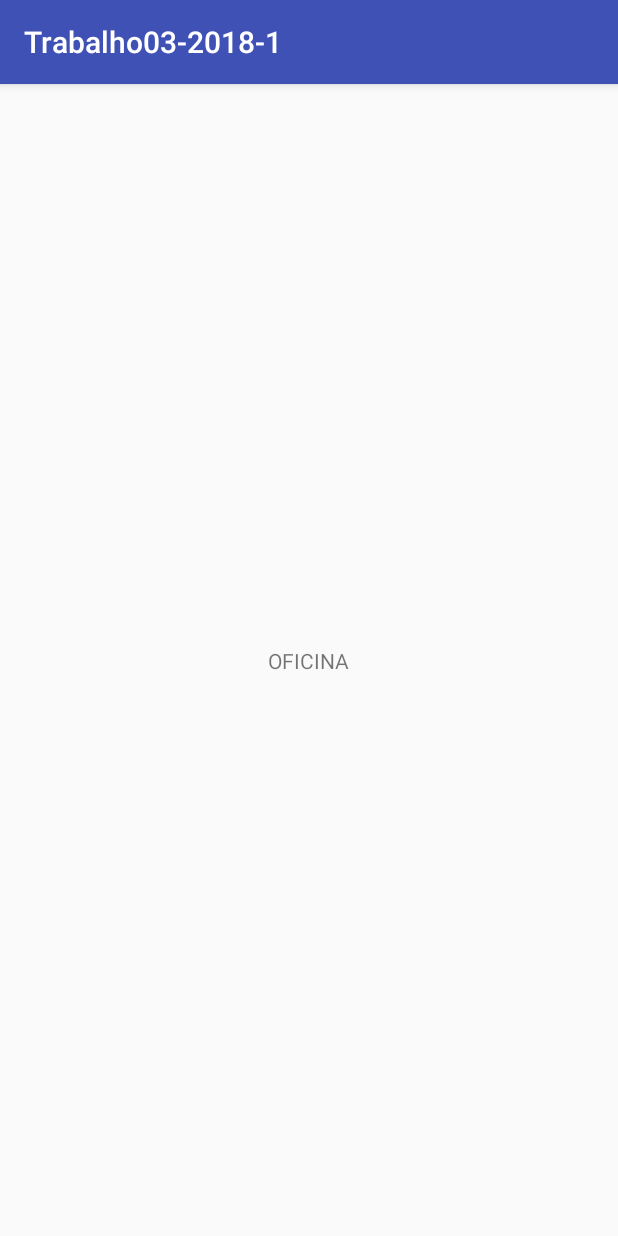
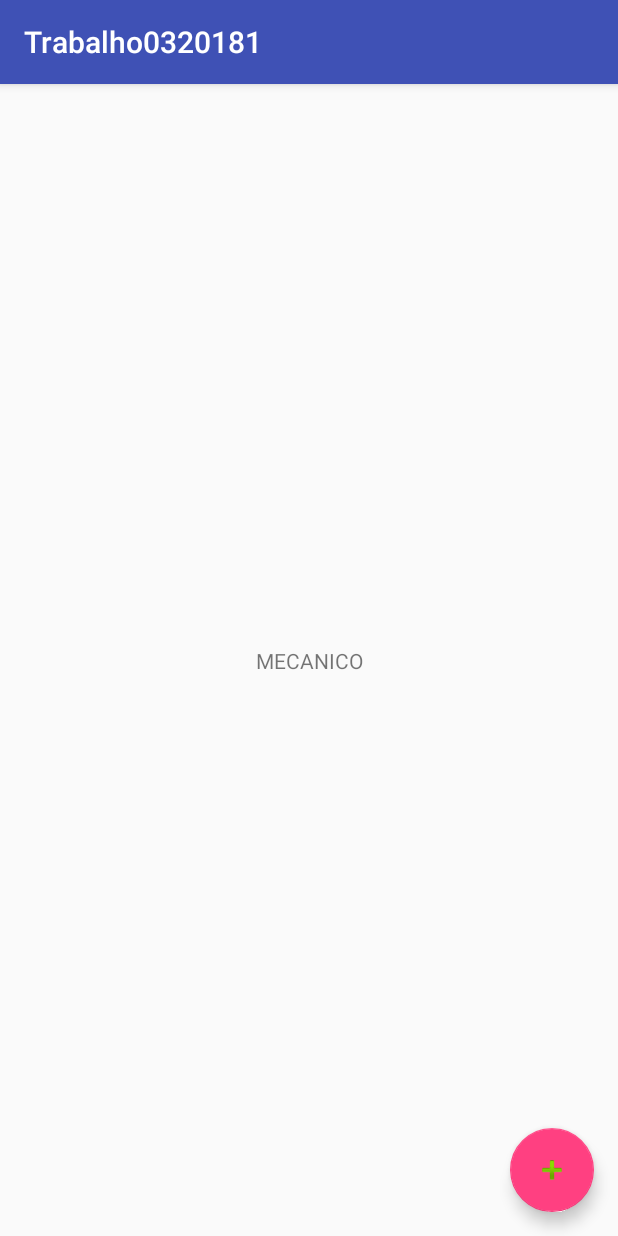
Before and after one commit to dsgeverton/Trabalho03-2018-1, an Android app: the OficinaActivity screen opened directly, with no data from a screen before it, on a phone screen of 412 x 824 dp. Run offline under Robolectric (Android 15) with nearby library versions, the phone set to English and light mode, and no system bars; libraries missing offline, so code that uses them is left out: io.realm; 5 statements that could not run were skipped.

Commit message:
Mecanico and Oficina class has been defined

```diff
--- a/app/build.gradle
+++ b/app/build.gradle
@@ -26,4 +26,6 @@ dependencies {
     testImplementation 'junit:junit:4.12'
     androidTestImplementation 'com.android.support.test:runner:1.0.2'
     androidTestImplementation 'com.android.support.test.espresso:espresso-core:3.0.2'
+    implementation 'com.android.support:recyclerview-v7:27.1.0'
+    implementation 'com.android.support:design:28.0.0-alpha1'
 }
--- a/app/src/main/AndroidManifest.xml
+++ b/app/src/main/AndroidManifest.xml
@@ -18,7 +18,9 @@
             </intent-filter>
         </activity>
         <activity android:name=".activity.MecanicoActivity" />
-        <activity android:name=".activity.OficinaActivity"></activity>
+        <activity android:name=".activity.OficinaActivity" />
+        <activity android:name=".activity.MecanicoDetalhesActivity" />
+        <activity android:name=".activity.OficinaDetalhesActivity"></activity>
     </application>
 
 </manifest>
--- a/app/src/main/java/pooa20181/iff/edu/br/trabalho03_2018_1/activity/OficinaActivity.java
+++ b/app/src/main/java/pooa20181/iff/edu/br/trabalho03_2018_1/activity/OficinaActivity.java
@@ -1,15 +1,63 @@
 package pooa20181.iff.edu.br.trabalho03_2018_1.activity;
 
+import android.content.Intent;
+import android.os.Bundle;
+import android.support.design.widget.FloatingActionButton;
 import android.support.v7.app.AppCompatActivity;
-import android.os.Bundle;
+import android.support.v7.widget.LinearLayoutManager;
+import android.support.v7.widget.RecyclerView;
+import android.view.View;
+import java.util.List;
+import io.realm.Realm;
+import pooa20181.iff.edu.br.trabalho03_2018_1.R;
+import pooa20181.iff.edu.br.trabalho03_2018_1.adapter.ClickRecyclerViewListener;
+import pooa20181.iff.edu.br.trabalho03_2018_1.adapter.OficinaAdapter;
+import pooa20181.iff.edu.br.trabalho03_2018_1.model.Oficina;
 
-import pooa20181.iff.edu.br.trabalho03_2018_1.R;
+public class OficinaActivity extends AppCompatActivity implements ClickRecyclerViewListener{
 
-public class OficinaActivity extends AppCompatActivity {
+    private Realm realm;
 
     @Override
     protected void onCreate(Bundle savedInstanceState) {
         super.onCreate(savedInstanceState);
-        setContentView(R.layout.activity_oficina);
+        setContentView(R.layout.activity_mecanico);
+
+        realm = Realm.getDefaultInstance();
+        FloatingActionButton fab = findViewById(R.id.fabOficina);
+        fab.setOnClickListener(new View.OnClickListener() {
+            @Override
+            public void onClick(View view) {
+                Intent intent = new Intent(OficinaActivity.this, OficinaDetalhesActivity.class);
+                intent.putExtra("id",0);
+                startActivity(intent);
+            }
+        });
+    }
+
+    private List<Oficina> getOficinas(){
+        return realm.where(Oficina.class).findAll();
+    }
+
+    @Override
+    public void onClick(Object object) {
+        Oficina oficina = (Oficina) object;
+        Intent intent = new Intent(OficinaActivity.this, OficinaDetalhesActivity.class);
+        intent.putExtra("id", oficina.getId());
+        startActivity(intent);
+    }
+
+    protected void onResume() {
+        super.onResume();
+        RecyclerView recyclerView = findViewById(R.id.rv_Oficina);
+        recyclerView.setAdapter(new OficinaAdapter(getOficinas(),this, this));
+        RecyclerView.LayoutManager layout = new LinearLayoutManager(this,
+                LinearLayoutManager.VERTICAL, false);
+        recyclerView.setLayoutManager(layout);
+    }
+
+    @Override
+    public void finish(){
+        realm.close();
     }
 }
--- a/app/src/main/res/layout/activity_mecanico.xml
+++ b/app/src/main/res/layout/activity_mecanico.xml
@@ -19,4 +19,15 @@
         app:layout_constraintEnd_toEndOf="parent"
         app:layout_constraintStart_toStartOf="parent"
         app:layout_constraintTop_toTopOf="parent" />
+
+    <android.support.design.widget.FloatingActionButton
+        android:id="@+id/fabMecanico"
+        android:layout_width="wrap_content"
+        android:layout_height="wrap_content"
+        android:layout_marginBottom="16dp"
+        android:layout_marginEnd="16dp"
+        android:clickable="true"
+        app:layout_constraintBottom_toBottomOf="parent"
+        app:layout_constraintEnd_toEndOf="parent"
+        app:srcCompat="@android:drawable/ic_input_add" />
 </android.support.constraint.ConstraintLayout>
--- a/app/src/main/res/layout/cardview_mecanico.xml
+++ b/app/src/main/res/layout/cardview_mecanico.xml
@@ -1,7 +1,6 @@
 <?xml version="1.0" encoding="utf-8"?>
 <android.support.constraint.ConstraintLayout xmlns:android="http://schemas.android.com/apk/res/android"
     xmlns:app="http://schemas.android.com/apk/res-auto"
-    xmlns:tools="http://schemas.android.com/tools"
     android:layout_width="match_parent"
     android:layout_height="wrap_content"
     android:padding="15dp"
```
Also changed, not shown: app/src/main/java/pooa20181/iff/edu/br/trabalho03_2018_1/activity/MecanicoActivity.java (+47 -1 lines), app/src/main/java/pooa20181/iff/edu/br/trabalho03_2018_1/activity/MecanicoDetalhesActivity.java (added, +15 -0 lines), app/src/main/java/pooa20181/iff/edu/br/trabalho03_2018_1/activity/OficinaDetalhesActivity.java (added, +15 -0 lines), app/src/main/java/pooa20181/iff/edu/br/trabalho03_2018_1/adapter/MecanicoAdapter.java (+3 -4 lines), app/src/main/java/pooa20181/iff/edu/br/trabalho03_2018_1/adapter/OficinaAdapter.java (+3 -4 lines), app/src/main/res/layout/activity_mecanico_detalhes.xml (added, +9 -0 lines), app/src/main/res/layout/activity_oficina.xml (+11 -0 lines), app/src/main/res/layout/activity_oficina_detalhes.xml (added, +9 -0 lines), app/src/main/res/layout/content_oficina.xml (renamed from app/src/main/res/layout/content_mecanico.xml, +4 -4 lines), app/src/main/res/values/strings.xml (+9 -1 lines).
